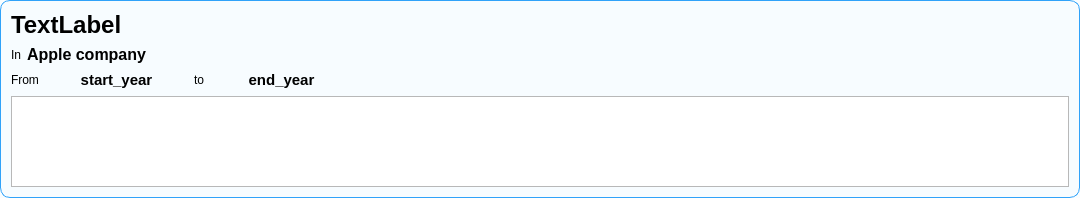
Before: the Qt Designer form Main project/background_com/backgroundWidget.ui in mersadcam/db_linkedin_uni, drawn with Qt 5.
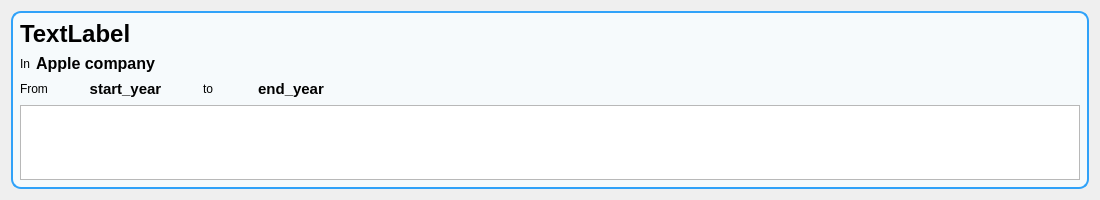
After: the same form once the commit is applied. Icons and pictures are not drawn.

The edit to the form file:
```diff
--- a/Main project/background_com/backgroundWidget.ui
+++ b/Main project/background_com/backgroundWidget.ui
@@ -6,16 +6,28 @@
    <rect>
     <x>0</x>
     <y>0</y>
-    <width>1080</width>
-    <height>198</height>
+    <width>1100</width>
+    <height>200</height>
    </rect>
   </property>
+  <property name="maximumSize">
+   <size>
+    <width>16777215</width>
+    <height>200</height>
+   </size>
+  </property>
   <property name="windowTitle">
    <string>Form</string>
   </property>
   <property name="styleSheet">
-   <string notr="true">QWidget#backgroundWidget{
-border:1px solid rgb(48, 162, 249);
+   <string notr="true"/>
+  </property>
+  <layout class="QHBoxLayout" name="horizontalLayout_4">
+   <item>
+    <widget class="QWidget" name="widget" native="true">
+     <property name="styleSheet">
+      <string notr="true">QWidget#widget{
+border:2px solid rgb(48, 162, 249);
 border-radius:10px;
 background:rgba(248, 253, 255, 206);
 color:rgb(1, 31, 54);
@@ -201,7 +213,17 @@
     </layout>
    </item>
    <item>
-    <widget class="QPlainTextEdit" name="description_plainTextEdit"/>
+       <widget class="QPlainTextEdit" name="description_plainTextEdit">
+        <property name="maximumSize">
+         <size>
+          <width>16777215</width>
+          <height>80</height>
+         </size>
+        </property>
+       </widget>
+      </item>
+     </layout>
+    </widget>
    </item>
   </layout>
  </widget>
```
Lines whose indentation alone changed are shown as unchanged.
